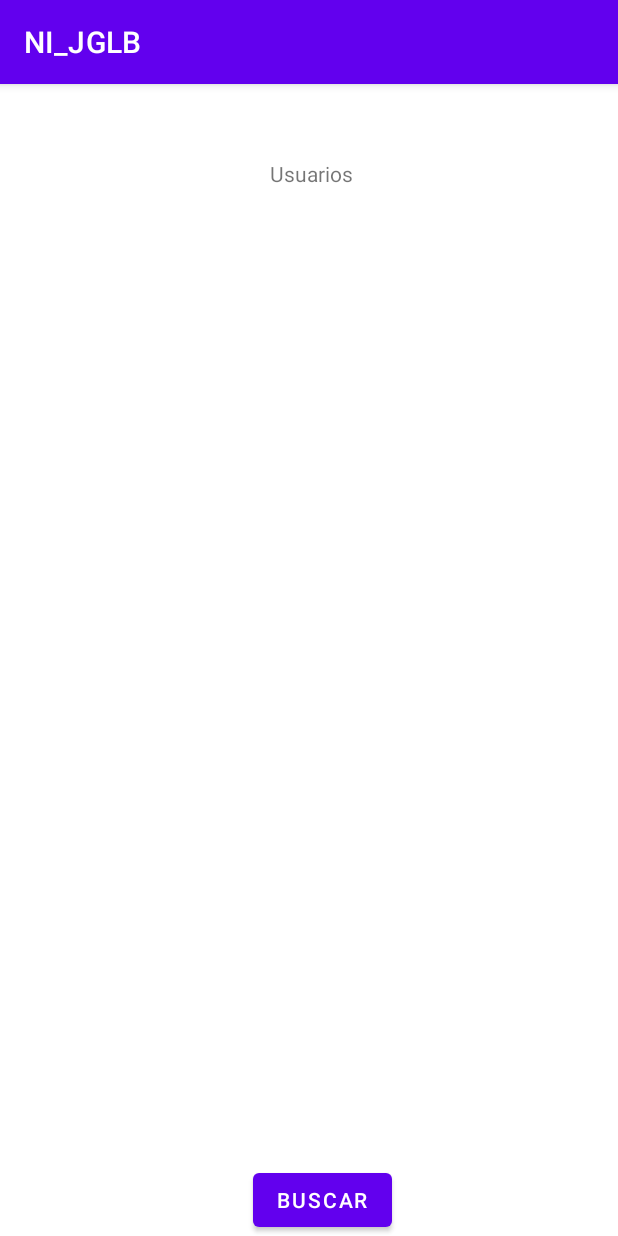
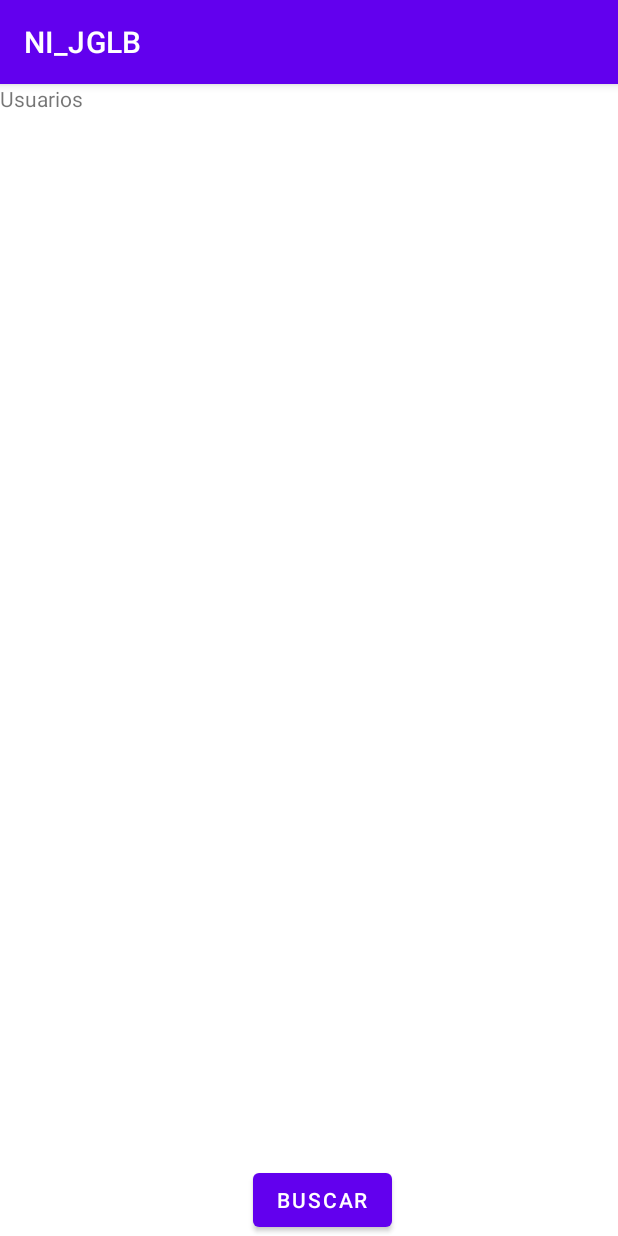
Before and after one commit to 2024-1-NCC3/Projeto5, an Android app: the screen it shows after launch (MainActivity), on a phone screen of 412 x 824 dp. Run offline under Robolectric (Android 15) with nearby library versions, the phone set to English and light mode, and no system bars.

Commit message:
Update TextAlign

```diff
--- a/app/src/main/res/layout/activity_main.xml
+++ b/app/src/main/res/layout/activity_main.xml
@@ -10,8 +10,8 @@
     <ScrollView
         android:layout_width="match_parent"
         android:layout_height="match_parent"
-        android:paddingLeft="180dp"
-        android:paddingTop="50dp"
+        tools:layout_editor_absoluteX="-39dp"
+        tools:layout_editor_absoluteY="209dp"
         app:layout_constraintBottom_toBottomOf="parent"
         app:layout_constraintEnd_toEndOf="parent"
         app:layout_constraintHorizontal_bias="1.0"
```
